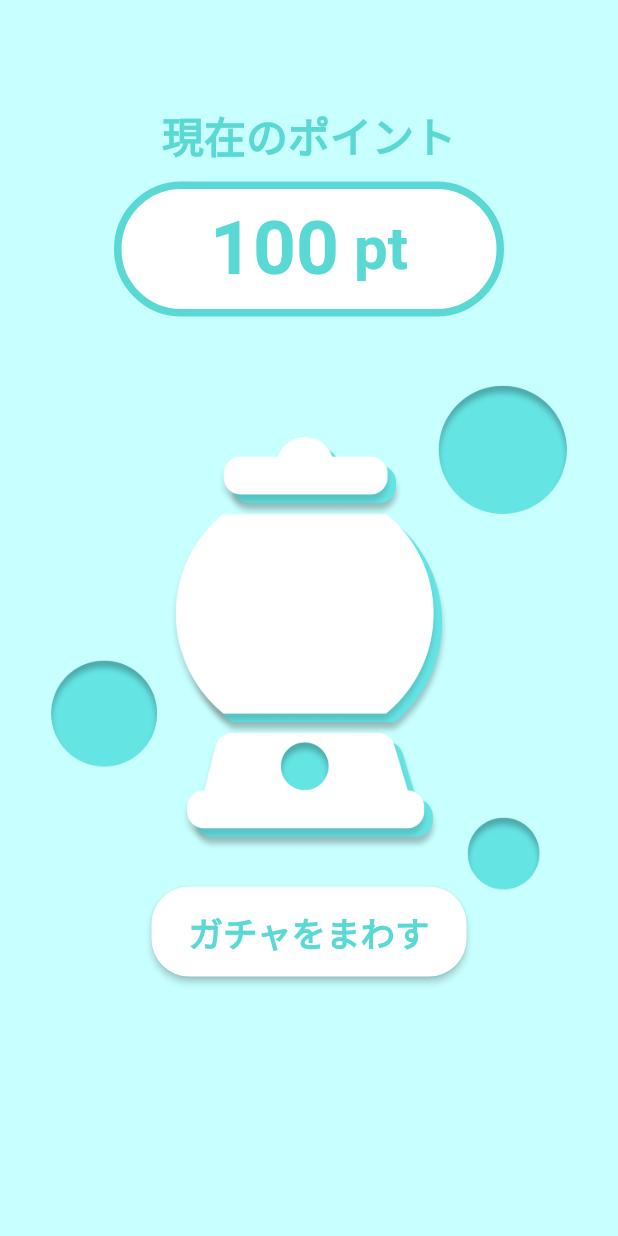
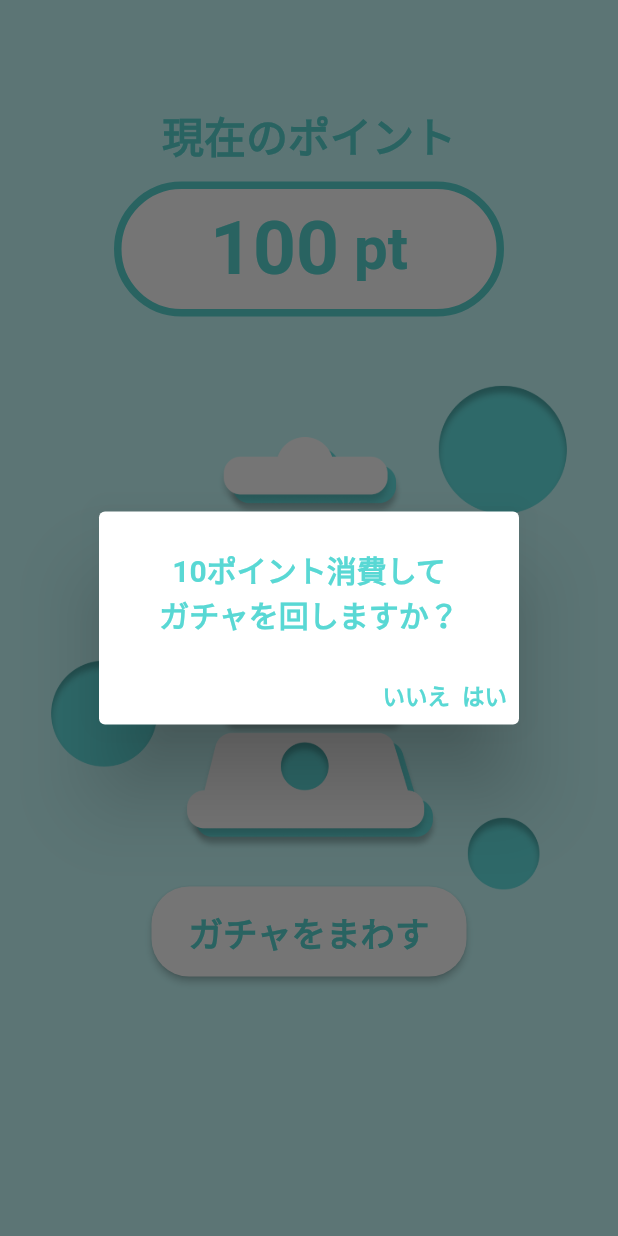
Before and after one commit to Jin2003/kishoutenketsu_rta, a Flutter app: the GatchaPage screen opened directly, after a tap on "ガチャをまわす", on a phone screen of 412 x 824 dp. Run offline on Flutter 3.47's test engine with Material 2 defaults, Android fonts, the phone set to English and light mode, and no system bars; our stand-ins replace curved_navigation_bar, google_fonts, sqflite; missing offline and left inert: nfc_manager; accounts and stored records are empty.

Commit message:
[add]確認のダイアログ追加

```diff
--- a/lib/view/pages/gatcha_page.dart
+++ b/lib/view/pages/gatcha_page.dart
@@ -115,12 +115,43 @@ class _GatchaPageState extends State<GatchaPage> {
                     ),
                   ),
                   onPressed: () async {
-                    final db = await DatabaseHelper().db;
-                    if (_point < 10) {
-                      return;
-                    }
-                    await db.rawQuery('UPDATE user SET point = point - 10');
-                    _loadPoint();
+                    // ポップアップ表示
+                    showDialog<void>(
+                        context: context,
+                        builder: (_) {
+                          return AlertDialog(
+                            title: CustomTextBlue(
+                                text: '10ポイント消費して\nガチャを回しますか？', fontSize: 20),
+                            actions: <Widget>[
+                              GestureDetector(
+                                child:
+                                    CustomTextBlue(text: 'いいえ', fontSize: 15),
+                                onTap: () {
+                                  Navigator.pop(context);
+                                },
+                              ),
+                              GestureDetector(
+                                child: CustomTextBlue(text: 'はい', fontSize: 15),
+                                onTap: () async {
+                                  final db = await DatabaseHelper().db;
+                                  if (_point < 10) {
+                                    return;
+                                  }
+                                  //userテーブルのpointカラムを10減らす
+                                  await db.rawUpdate(
+                                      'UPDATE user SET point = point - 10');
+                                  //userテーブルのpointカラムを取得
+                                  final point =
+                                      await db.rawQuery('SELECT * FROM user');
+                                  setState(() {
+                                    _point = point[0]['point'] as int;
+                                  });
+                                  Navigator.pop(context);
+                                },
+                              ),
+                            ],
+                          );
+                        });
                   },
                   child: CustomTextBlue(
                     text: 'ガチャをまわす',
```
